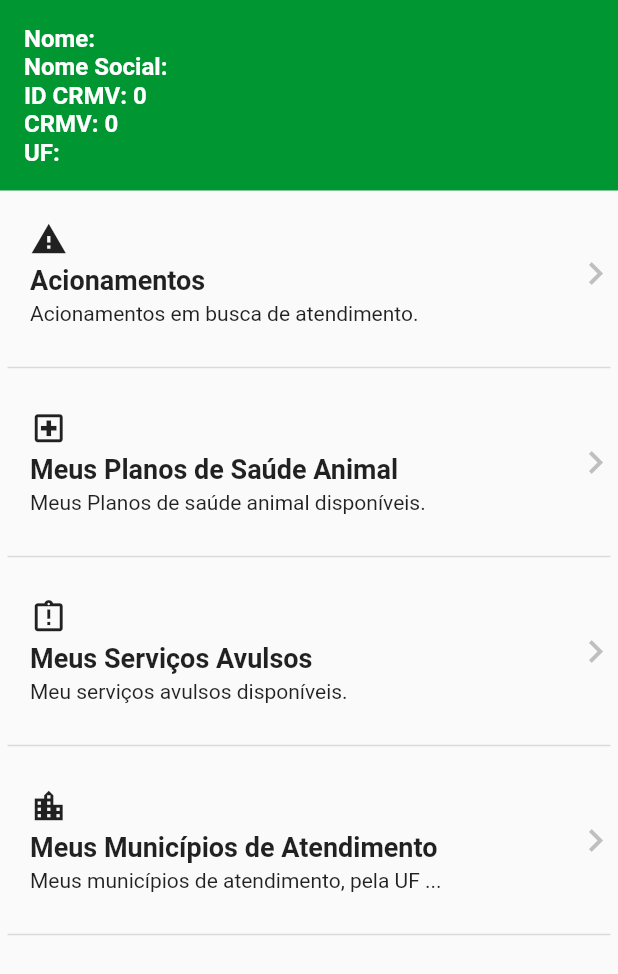
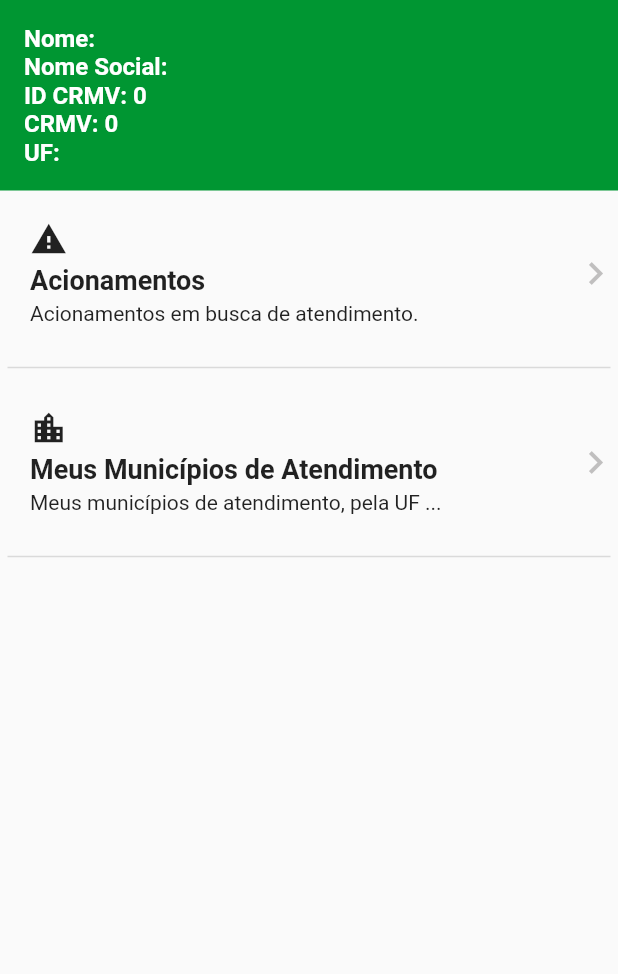
Before and after one commit to gabrielsantos8/enagro_app, a Flutter app: the VeterinarianPage screen opened directly with empty values, on a phone screen of 412 x 824 dp. Shown: the top 974 px of the screen. Run offline on Flutter 3.47's test engine with Material 2 defaults, Android fonts, the phone set to English and light mode, and no system bars; our stand-ins replace date_field, image_picker, jwt_decoder, shared_preferences; accounts and stored records are empty.

Commit message:
FEAT: removendo botões sem funcionalidade

```diff
--- a/lib/ui/pages/veterinarian_page.dart
+++ b/lib/ui/pages/veterinarian_page.dart
@@ -71,16 +71,6 @@ class _VeterinarianPageState extends State<VeterinarianPage> {
               description: 'Acionamentos em busca de atendimento.',
               onTap: () {}),
           DefaultHomeItem(
-              iconData: Icons.local_hospital_outlined,
-              title: 'Meus Planos de Saúde Animal',
-              description: 'Meus Planos de saúde animal disponíveis.',
-              onTap: () {}),
-          DefaultHomeItem(
-              iconData: Icons.assignment_late_outlined,
-              title: 'Meus Serviços Avulsos',
-              description: 'Meu serviços avulsos disponíveis.',
-              onTap: () {}),
-          DefaultHomeItem(
               iconData: Icons.location_city_outlined,
               title: 'Meus Municípios de Atendimento',
               description: 'Meus municípios de atendimento, pela UF do CRMV.',
```
